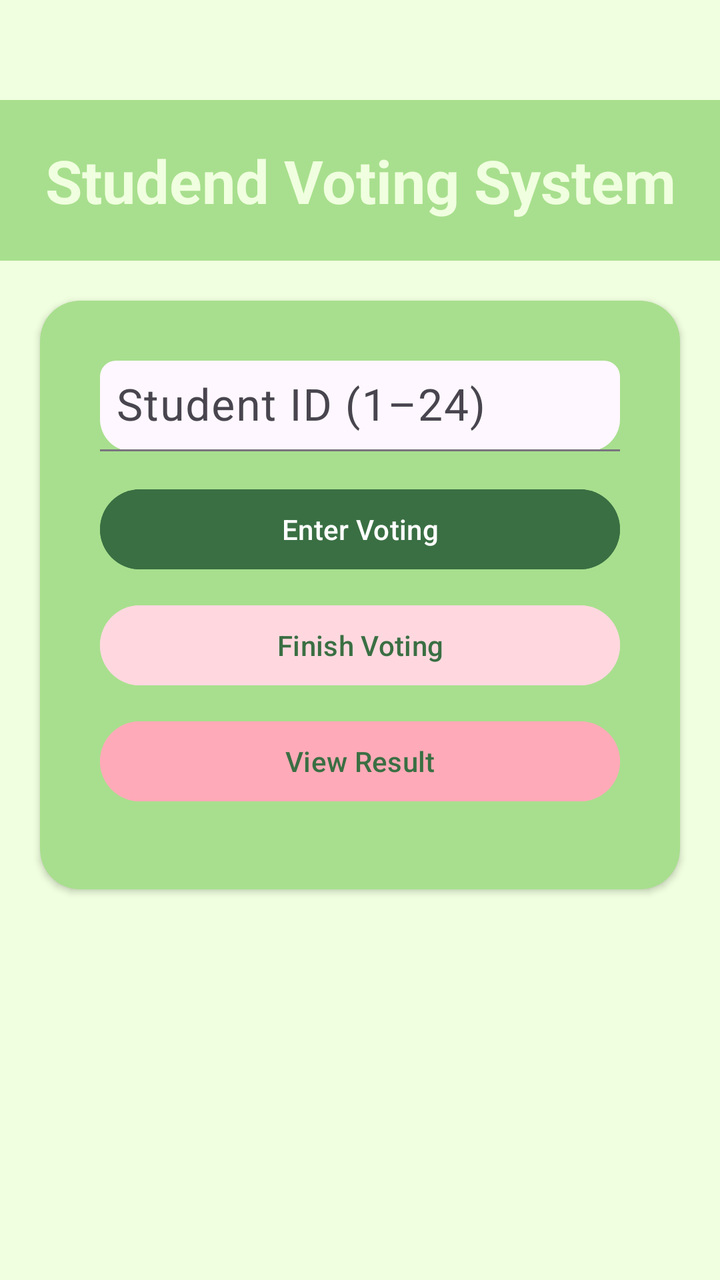
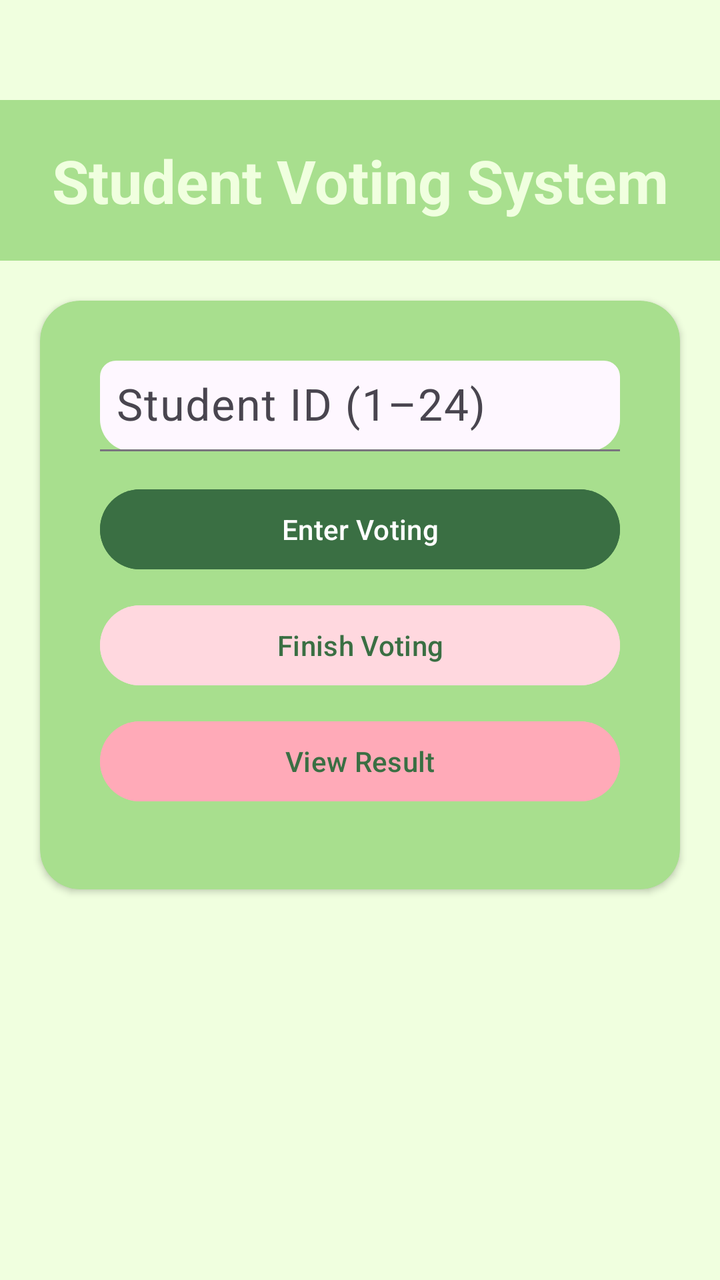

Before-and-after screenshots of an Android layout around one commit, followed by the original layout XML and the change that was made.
<!-- AndroidManifest.xml: application theme Theme.VotingApp -->
<!-- res/layout/activity_login_screen.xml -->
<?xml version="1.0" encoding="utf-8"?>
<LinearLayout xmlns:android="http://schemas.android.com/apk/res/android"
    xmlns:app="http://schemas.android.com/apk/res-auto"
    xmlns:tools="http://schemas.android.com/tools"
    android:id="@+id/main"
    android:layout_width="match_parent"
    android:layout_height="match_parent"
    tools:context=".LoginScreen"
    android:orientation="vertical"
    android:background="#F0FFDF"
    android:paddingTop="50.dp"
    >

    <TextView
        android:id="@+id/title"
        android:layout_width="match_parent"
        android:layout_height="wrap_content"
        android:text="Studend Voting System"
        android:textStyle="bold"
        android:textSize="30.dp"
        android:gravity="center_horizontal"
        app:layout_constraintStart_toStartOf="parent"
        app:layout_constraintEnd_toEndOf="parent"
        app:layout_constraintTop_toTopOf="parent"
        android:padding="20.dp"
        android:background="#A8DF8E"
        android:textColor="#F0FFDF"/>

      <androidx.cardview.widget.CardView
          android:layout_width="match_parent"
          android:layout_height="wrap_content"
          app:cardBackgroundColor="#A8DF8E"
          app:cardCornerRadius="20.dp"
          android:layout_margin="20.dp"
          android:padding="30.dp"
          >

          <LinearLayout
              android:layout_width="match_parent"
              android:layout_height="match_parent"
              android:orientation="vertical"
              android:padding="30.dp"
              >

              <com.google.android.material.textfield.TextInputLayout
                  android:layout_width="match_parent"
                  android:layout_height="wrap_content"
                  android:hint="Student ID (1–24)"
                  app:boxBackgroundMode="filled"
                  app:boxCornerRadiusBottomEnd="16dp"
                  app:boxCornerRadiusBottomStart="16dp"
                  app:boxCornerRadiusTopEnd="8.dp"
                  app:boxCornerRadiusTopStart="8.dp"
                  android:layout_marginBottom="15.dp">

                  <com.google.android.material.textfield.TextInputEditText
                      android:id="@+id/etStudentId"
                      android:textSize="22.sp"
                      android:padding="8dp"
                      android:layout_width="match_parent"
                      android:layout_height="wrap_content"
                      android:inputType="number" />
              </com.google.android.material.textfield.TextInputLayout>

          <Button
              android:id="@+id/enterVotingBtn"
              android:layout_width="match_parent"
              android:layout_height="wrap_content"
              android:text="Enter Voting"
              android:backgroundTint="#3A6F43"
              android:layout_marginBottom="10.dp"
              />

              <Button
                  android:id="@+id/finishedVotingBtn"
                  android:layout_width="match_parent"
                  android:layout_height="wrap_content"
                  android:text="Finish Voting"
                  android:backgroundTint="#FFD8DF"
                  android:textColor="#3A6F43"
                  android:layout_marginBottom="10.dp"
                  />

              <Button
                  android:id="@+id/resultBtn"
                  android:layout_width="match_parent"
                  android:layout_height="wrap_content"
                  android:text="View Result"
                  android:backgroundTint="#FFAAB8"
                  android:textColor="#3A6F43"
                  android:layout_marginBottom="10.dp"
                  />

          </LinearLayout>

      </androidx.cardview.widget.CardView>



</LinearLayout>
<!-- resources referenced by this layout -->
<resources>
  <style name="Theme.VotingApp" parent="Base.Theme.VotingApp" />
  <style name="Base.Theme.VotingApp" parent="Theme.Material3.DayNight.NoActionBar">
          
          
      </style>
</resources>

<!-- the commit's change to res/layout/activity_login_screen.xml (unified diff, before → after) -->
@@ -15,7 +15,7 @@
         android:id="@+id/title"
         android:layout_width="match_parent"
         android:layout_height="wrap_content"
-        android:text="Studend Voting System"
+        android:text="Student Voting System"
         android:textStyle="bold"
         android:textSize="30.dp"
         android:gravity="center_horizontal"
